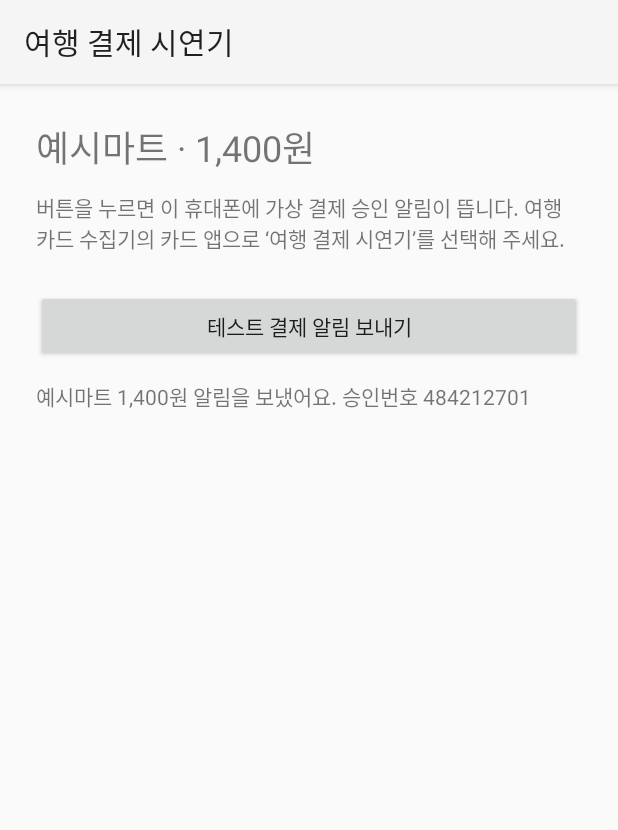
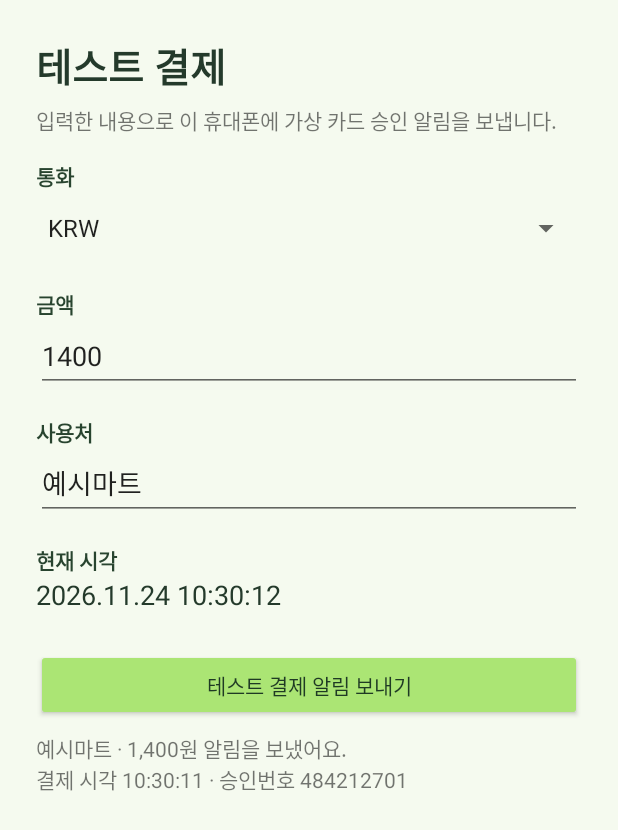
Before and after one commit to kev1ni/split-travel-expenses, an Android app: the screen it shows after launch (MainActivity), after a tap on "테스트 결제 알림 보내기", on a phone screen of 412 x 824 dp. Shown: the top 830 px of the screen. Run offline under Robolectric (Android 15) with nearby library versions, the phone set to English and light mode, and no system bars; 1 other tap on this screen came first.

Commit message:
Let the payment demo choose currency, amount, and merchant

```diff
--- a/card-collector/android/app/build.gradle
+++ b/card-collector/android/app/build.gradle
@@ -15,6 +15,8 @@ android {
         versionName '0.3'
     }
 
+    sourceSets.main.java.srcDir '../shared/src/main/java'
+
     compileOptions {
         sourceCompatibility JavaVersion.VERSION_1_8
         targetCompatibility JavaVersion.VERSION_1_8
--- a/card-collector/android/demo-notifier/src/main/AndroidManifest.xml
+++ b/card-collector/android/demo-notifier/src/main/AndroidManifest.xml
@@ -3,9 +3,9 @@
     <uses-permission android:name="android.permission.POST_NOTIFICATIONS" />
 
     <application android:label="여행 결제 시연기"
-        android:theme="@android:style/Theme.Material.Light"
+        android:theme="@android:style/Theme.Material.Light.NoActionBar"
         android:allowBackup="false">
-        <activity android:name=".MainActivity" android:exported="true">
+        <activity android:name=".MainActivity" android:exported="true" android:windowSoftInputMode="adjustResize">
             <intent-filter>
                 <action android:name="android.intent.action.MAIN" />
                 <category android:name="android.intent.category.LAUNCHER" />
--- a/card-collector/android/demo-notifier/src/main/java/kr/trip/demo/notifier/MainActivity.java
+++ b/card-collector/android/demo-notifier/src/main/java/kr/trip/demo/notifier/MainActivity.java
@@ -9,98 +9,160 @@ import android.content.SharedPreferences;
 import android.content.pm.PackageManager;
 import android.os.Build;
 import android.os.Bundle;
-import android.view.View;
-import android.widget.Button;
-import android.widget.LinearLayout;
+import android.text.InputType;
+import android.view.WindowInsets;
+import android.view.WindowInsetsController;
+import android.widget.EditText;
 import android.widget.ScrollView;
+import android.widget.Spinner;
 import android.widget.TextView;
 
+import java.math.BigDecimal;
 import java.security.SecureRandom;
+import java.text.DecimalFormat;
+import java.text.DecimalFormatSymbols;
+import java.text.Normalizer;
+import java.time.Instant;
 import java.time.OffsetDateTime;
+import java.time.ZoneId;
 import java.time.format.DateTimeFormatter;
+import java.util.Arrays;
+import java.util.Locale;
+import java.util.Map;
+import java.util.regex.Pattern;
+
+import kr.trip.collector.CardParser;
 
 public final class MainActivity extends Activity {
     private static final String CHANNEL = "demo_payments";
+    private static final String TITLE = "여행 결제 시연기 · 테스트 결제 승인";
     private static final int NOTIFICATION_PERMISSION = 1;
+    private static final Pattern AMOUNT = Pattern.compile("(?:[0-9]{1,12}|[0-9]{1,3}(?:,[0-9]{3}){1,3})(?:\\.[0-9]{1,2})?");
+    private Spinner currency;
+    private EditText amount;
+    private EditText merchant;
     private TextView status;
+    private SharedPreferences prefs;
+    private long pendingPermissionTime;
 
     @Override public void onCreate(Bundle state) {
         super.onCreate(state);
+        setContentView(R.layout.demo_payment);
+        if (Build.VERSION.SDK_INT >= 30) {
+            getWindow().setDecorFitsSystemWindows(false);
+            int lightBars = WindowInsetsController.APPEARANCE_LIGHT_STATUS_BARS
+                    | WindowInsetsController.APPEARANCE_LIGHT_NAVIGATION_BARS;
+            getWindow().getInsetsController().setSystemBarsAppearance(lightBars, lightBars);
+            ScrollView scroll = findViewById(R.id.scroll);
+            scroll.setOnApplyWindowInsetsListener((view, insets) -> {
+                android.graphics.Insets bars = insets.getInsets(WindowInsets.Type.systemBars()
+                        | WindowInsets.Type.displayCutout() | WindowInsets.Type.ime());
+                view.setPadding(bars.left, bars.top, bars.right, bars.bottom);
+                return insets;
+            });
+        }
         getSystemService(NotificationManager.class).createNotificationChannel(
                 new NotificationChannel(CHANNEL, "테스트 결제", NotificationManager.IMPORTANCE_HIGH));
-
-        ScrollView scroll = new ScrollView(this);
-        LinearLayout form = new LinearLayout(this);
-        form.setOrientation(LinearLayout.VERTICAL);
-        int inset = Math.round(24 * getResources().getDisplayMetrics().density);
-        form.setPadding(inset, inset, inset, inset);
-        scroll.addView(form);
-
-        TextView sample = new TextView(this);
-        sample.setTextSize(24);
-        sample.setText("예시마트 · 1,400원");
-        form.addView(sample);
-        TextView instructions = new TextView(this);
-        instructions.setPadding(0, inset / 2, 0, inset);
-        instructions.setText("버튼을 누르면 이 휴대폰에 가상 결제 승인 알림이 뜹니다. "
-                + "여행 카드 수집기의 카드 앱으로 ‘여행 결제 시연기’를 선택해 주세요.");
-        form.addView(instructions);
-        Button send = new Button(this);
-        send.setText("테스트 결제 알림 보내기");
-        send.setOnClickListener(v -> requestOrPost());
-        form.addView(send);
-        status = new TextView(this);
-        status.setAccessibilityLiveRegion(View.ACCESSIBILITY_LIVE_REGION_POLITE);
-        status.setPadding(0, inset / 2, 0, 0);
-        form.addView(status);
-        setContentView(scroll);
+        prefs = getSharedPreferences("demo", MODE_PRIVATE);
+        currency = findViewById(R.id.currency);
+        amount = findViewById(R.id.amount);
+        merchant = findViewById(R.id.merchant);
+        status = findViewById(R.id.status);
+        // Offer a numeric keyboard without stripping commas, negative signs or pasted text before validation.
+        amount.setRawInputType(InputType.TYPE_CLASS_NUMBER | InputType.TYPE_NUMBER_FLAG_DECIMAL);
+        String[] currencies = getResources().getStringArray(R.array.currencies);
+        int selection = Arrays.asList(currencies).indexOf(prefs.getString("currency", "KRW"));
+        currency.setSelection(Math.max(0, selection));
+        amount.setText(prefs.getString("amount", "1400"));
+        merchant.setText(prefs.getString("merchant", "예시마트"));
+        if (state != null) pendingPermissionTime = state.getLong("permission_time");
+        findViewById(R.id.send).setOnClickListener(v -> sendPayment(System.currentTimeMillis()));
     }
 
-    private void requestOrPost() {
-        if (Build.VERSION.SDK_INT >= 33
-                && checkSelfPermission(Manifest.permission.POST_NOTIFICATIONS) != PackageManager.PERMISSION_GRANTED) {
+    private void sendPayment(long paidAt) {
+        String code = currency.getSelectedItem().toString();
+        String rawAmount = amount.getText().toString().trim();
+        int precision = code.equals("USD") || code.equals("EUR") ? 2 : 0;
+        status.setText("");
+        if (!AMOUNT.matcher(rawAmount).matches() || (precision == 0 && rawAmount.contains("."))) {
+            invalid(amount, precision == 0 ? "이 통화는 12자리 이내 정수로 입력해 주세요."
+                    : "정수 12자리, 소수점 둘째 자리까지 입력할 수 있어요.");
+            return;
+        }
+        BigDecimal value = new BigDecimal(rawAmount.replace(",", "")).setScale(precision);
+        if (value.signum() <= 0) {
+            invalid(amount, "0보다 큰 금액을 입력해 주세요.");
+            return;
+        }
+        String store = Normalizer.normalize(merchant.getText().toString(), Normalizer.Form.NFKC).trim();
+        if (store.isEmpty() || store.length() > 80 || store.codePoints().anyMatch(Character::isISOControl)) {
+            invalid(merchant, "사용처를 한 줄로 1~80자 입력해 주세요.");
+            return;
+        }
+
+        long last = prefs.getLong("last_reference", 0);
+        long reference = last == 0 ? 100_000_000L + new SecureRandom().nextInt(900_000_000) : last + 1;
+        OffsetDateTime localTime = Instant.ofEpochMilli(paidAt).atZone(ZoneId.systemDefault()).toOffsetDateTime().withNano(0);
+        String time = localTime.format(DateTimeFormatter.ISO_OFFSET_DATE_TIME);
+        DecimalFormat format = new DecimalFormat(precision == 0 ? "#,##0" : "#,##0.00", DecimalFormatSymbols.getInstance(Locale.US));
+        String number = format.format(value);
+        String display = code.equals("KRW") ? number + "원" : code + " " + number;
+        String body = "결제금액: " + display + "\n가맹점: " + store + "\n승인번호: " + reference + "\n거래일시: " + time;
+        // A merchant can itself look like another amount, approval number or cancellation.
+        Map<String, String> parsed = CardParser.parse("시연카드", TITLE, body, paidAt);
+        if (parsed == null || !"approval".equals(parsed.get("event_type")) || !store.equals(parsed.get("merchant"))
+                || !code.equals(parsed.get("currency")) || !value.toPlainString().equals(parsed.get("amount"))
+                || !String.valueOf(reference).equals(parsed.get("approval_ref")) || !time.equals(parsed.get("occurred_at"))) {
+            invalid(merchant, "수집기가 사용처를 구분하기 어려워요. 금액이나 승인 문구 없이 가게 이름을 입력해 주세요.");
+            return;
+        }
+        if (Build.VERSION.SDK_INT >= 33 && checkSelfPermission(Manifest.permission.POST_NOTIFICATIONS)
+                != PackageManager.PERMISSION_GRANTED) {
+            pendingPermissionTime = paidAt;
             requestPermissions(new String[]{Manifest.permission.POST_NOTIFICATIONS}, NOTIFICATION_PERMISSION);
             return;
         }
-        postPayment();
-    }
-
-    @Override public void onRequestPermissionsResult(int request, String[] permissions, int[] results) {
-        super.onRequestPermissionsResult(request, permissions, results);
-        if (request != NOTIFICATION_PERMISSION) return;
-        if (results.length > 0 && results[0] == PackageManager.PERMISSION_GRANTED) {
-            postPayment();
-        } else {
-            status.setText("휴대폰 설정에서 여행 결제 시연기의 알림을 허용한 뒤 다시 눌러 주세요.");
-        }
-    }
-
-    private void postPayment() {
         NotificationManager notifications = getSystemService(NotificationManager.class);
         if (!notifications.areNotificationsEnabled()
                 || notifications.getNotificationChannel(CHANNEL).getImportance() == NotificationManager.IMPORTANCE_NONE) {
             status.setText("휴대폰 설정에서 여행 결제 시연기의 ‘테스트 결제’ 알림을 켜 주세요.");
             return;
         }
-
-        SharedPreferences prefs = getSharedPreferences("demo", MODE_PRIVATE);
-        long last = prefs.getLong("last_reference", 0);
-        // Reserve the number before posting so retries and restarts produce different sample payments.
-        long reference = last == 0 ? 100_000_000L + new SecureRandom().nextInt(900_000_000) : last + 1;
-        if (!prefs.edit().putLong("last_reference", reference).commit()) {
-            status.setText("새 승인번호를 저장하지 못했어요. 다시 눌러 주세요.");
+        if (!prefs.edit().putLong("last_reference", reference).putString("currency", code)
+                .putString("amount", rawAmount).putString("merchant", store).commit()) {
+            status.setText("테스트 결제를 저장하지 못했어요. 다시 눌러 주세요.");
             return;
         }
-        String occurredAt = OffsetDateTime.now().withNano(0).format(DateTimeFormatter.ISO_OFFSET_DATE_TIME);
-        String body = "결제금액: 1,400원\n가맹점: 예시마트\n승인번호: " + reference + "\n거래일시: " + occurredAt;
+        String summary = store + " · " + display;
         Notification notice = new Notification.Builder(this, CHANNEL)
                 .setSmallIcon(android.R.drawable.ic_dialog_info)
-                .setContentTitle("여행 결제 시연기 · 테스트 결제 승인")
-                .setContentText("예시마트 · 1,400원")
-                .setStyle(new Notification.BigTextStyle().bigText(body))
-                .setAutoCancel(true)
-                .build();
+                .setContentTitle(TITLE).setContentText(summary)
+                .setWhen(paidAt).setShowWhen(true)
+                .setStyle(new Notification.BigTextStyle().bigText(body)).setAutoCancel(true).build();
         notifications.notify(String.valueOf(reference), 1, notice);
-        status.setText("예시마트 1,400원 알림을 보냈어요. 승인번호 " + reference);
+        status.setText(summary + " 알림을 보냈어요.\n결제 시각 " + localTime.format(DateTimeFormatter.ofPattern("HH:mm:ss"))
+                + " · 승인번호 " + reference);
+    }
+
+    private void invalid(EditText field, String message) {
+        field.requestFocus();
+        field.setError(message);
+    }
+
+    @Override protected void onSaveInstanceState(Bundle state) {
+        super.onSaveInstanceState(state);
+        state.putLong("permission_time", pendingPermissionTime);
+    }
+
+    @Override public void onRequestPermissionsResult(int request, String[] permissions, int[] results) {
+        super.onRequestPermissionsResult(request, permissions, results);
+        if (request != NOTIFICATION_PERMISSION) return;
+        long paidAt = pendingPermissionTime;
+        pendingPermissionTime = 0;
+        if (results.length > 0 && results[0] == PackageManager.PERMISSION_GRANTED) {
+            if (paidAt != 0) sendPayment(paidAt);
+        } else {
+            status.setText("휴대폰 설정에서 여행 결제 시연기의 알림을 허용한 뒤 다시 눌러 주세요.");
+        }
     }
 }
--- /dev/null
+++ b/card-collector/android/demo-notifier/src/main/res/layout/demo_payment.xml
@@ -0,0 +1,33 @@
+<ScrollView xmlns:android="http://schemas.android.com/apk/res/android"
+    android:id="@+id/scroll"
+    android:layout_width="match_parent" android:layout_height="match_parent"
+    android:fillViewport="true" android:background="#F5FAEF">
+    <LinearLayout android:orientation="vertical" android:padding="24dp"
+        android:layout_width="match_parent" android:layout_height="wrap_content"
+        android:focusableInTouchMode="true">
+        <TextView android:layout_width="match_parent" android:layout_height="wrap_content"
+            android:text="테스트 결제" android:textSize="26sp" android:textStyle="bold" android:textColor="#243A2B" />
+        <TextView android:layout_width="match_parent" android:layout_height="wrap_content"
+            android:layout_marginTop="6dp" android:text="입력한 내용으로 이 휴대폰에 가상 카드 승인 알림을 보냅니다." />
+        <TextView style="@style/FormLabel" android:labelFor="@id/currency" android:text="통화" />
+        <Spinner android:id="@+id/currency" android:layout_width="match_parent" android:layout_height="48dp"
+            android:entries="@array/currencies" android:spinnerMode="dropdown" />
+        <TextView style="@style/FormLabel" android:labelFor="@id/amount" android:text="금액" />
+        <EditText android:id="@+id/amount" android:layout_width="match_parent" android:layout_height="wrap_content"
+            android:minHeight="48dp" android:inputType="textNoSuggestions" android:selectAllOnFocus="true"
+            android:singleLine="true" android:imeOptions="actionNext" />
+        <TextView style="@style/FormLabel" android:labelFor="@id/merchant" android:text="사용처" />
+        <EditText android:id="@+id/merchant" android:layout_width="match_parent" android:layout_height="wrap_content"
+            android:minHeight="48dp" android:inputType="textCapWords" android:selectAllOnFocus="true"
+            android:singleLine="true" android:imeOptions="actionDone" />
+        <TextView style="@style/FormLabel" android:labelFor="@id/clock" android:text="현재 시각" />
+        <TextClock android:id="@+id/clock" android:layout_width="match_parent" android:layout_height="wrap_content"
+            android:format12Hour="yyyy.MM.dd HH:mm:ss" android:format24Hour="yyyy.MM.dd HH:mm:ss"
+            android:textSize="18sp" android:textColor="#243A2B" />
+        <Button android:id="@+id/send" android:layout_width="match_parent" android:layout_height="wrap_content"
+            android:minHeight="48dp" android:layout_marginTop="24dp" android:backgroundTint="#ABE574" android:textColor="#1F3A24"
+            android:text="테스트 결제 알림 보내기" />
+        <TextView android:id="@+id/status" android:layout_width="match_parent" android:layout_height="wrap_content"
+            android:layout_marginTop="8dp" android:accessibilityLiveRegion="polite" />
+    </LinearLayout>
+</ScrollView>
--- /dev/null
+++ b/card-collector/android/demo-notifier/src/main/res/values/form.xml
@@ -0,0 +1,15 @@
+<resources>
+    <string-array name="currencies">
+        <item>KRW</item>
+        <item>JPY</item>
+        <item>USD</item>
+        <item>EUR</item>
+    </string-array>
+    <style name="FormLabel">
+        <item name="android:layout_width">match_parent</item>
+        <item name="android:layout_height">wrap_content</item>
+        <item name="android:layout_marginTop">16dp</item>
+        <item name="android:textStyle">bold</item>
+        <item name="android:textColor">#28442F</item>
+    </style>
+</resources>
```
Also changed, not shown: card-collector/android/demo-notifier/build.gradle (+5 -2 lines), card-collector/android/shared/src/main/java/kr/trip/collector/CardParser.java (renamed from card-collector/android/app/src/main/java/kr/trip/collector/CardParser.java), 2 other files.
